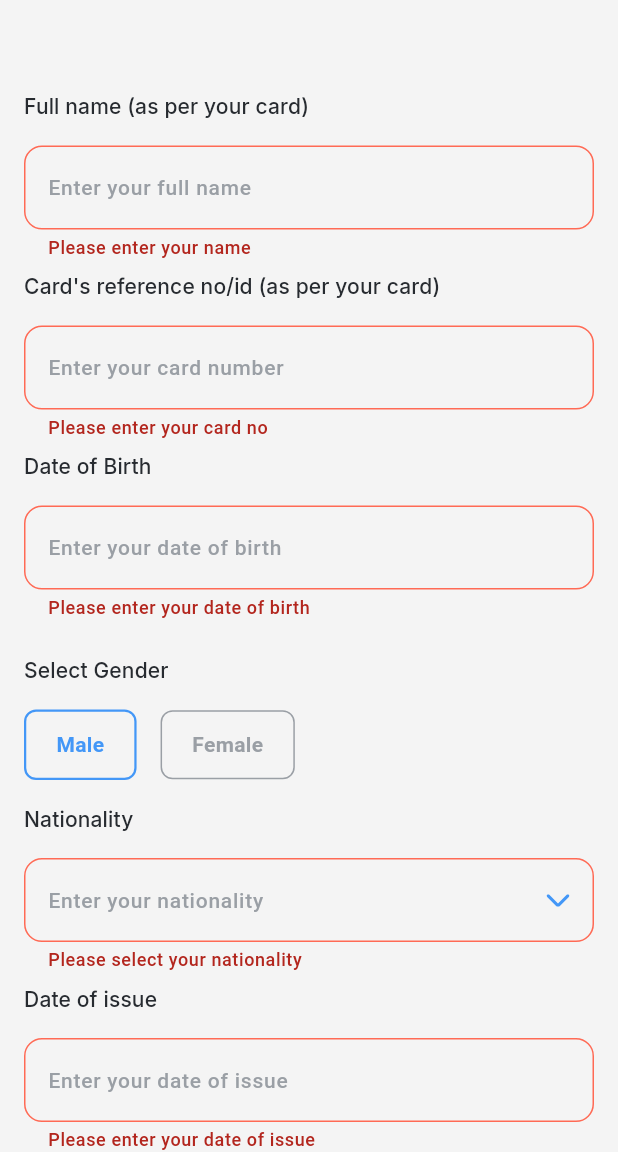
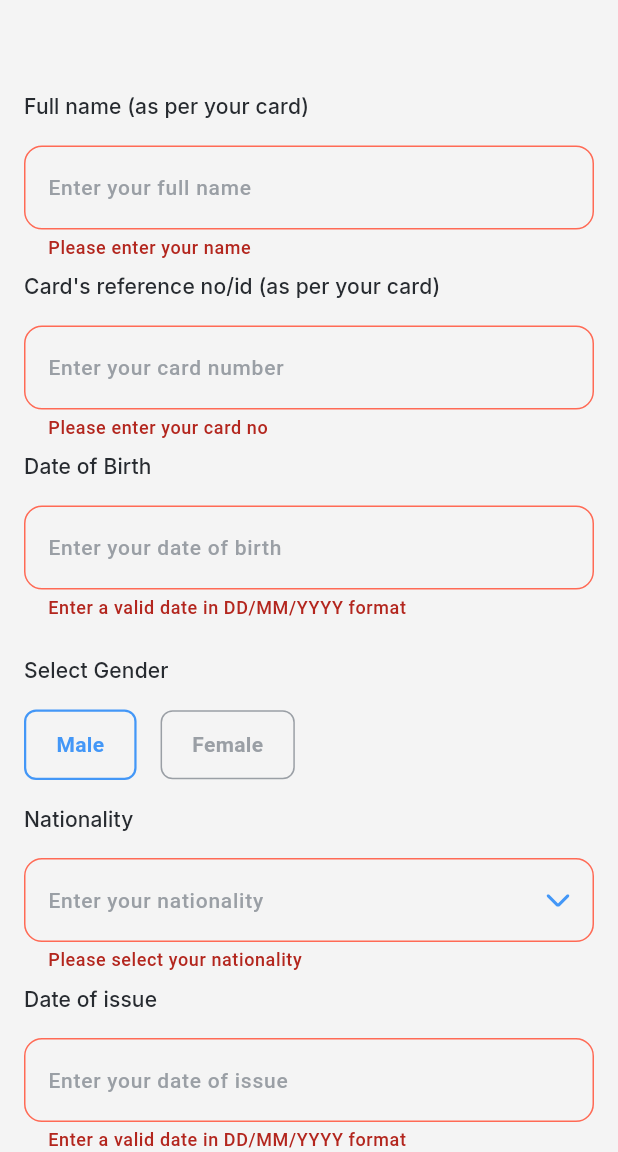
Before and after one commit to ChinGyi2019/RefugeeCareApp, a Flutter app: the SaveCardScreen screen opened by its route, scrolled down 59 dp, after a tap on "Next", on a phone screen of 412 x 824 dp, the part 84-1236 px from its top. Run offline on Flutter 3.47's test engine with Material 3 defaults, Android fonts, the phone set to English and light mode, and no system bars; our stand-ins replace equatable, flutter_otp_text_field, flutter_riverpod, flutter_svg, freezed_annotation, geolocator and 7 more; accounts and stored records are empty; generated files the repository leaves out were written again; network calls fail; Roboto replaces fonts that are missing (GoogleFonts).

Commit message:
added: validation and form validator

```diff
--- a/lib/feature/cards/data/datasource/card_remote_datasource_impl.dart
+++ b/lib/feature/cards/data/datasource/card_remote_datasource_impl.dart
@@ -1,4 +1,3 @@
-import 'dart:convert';
 import 'dart:io';
 import 'package:refugee_care_mobile/data/services/network_services.dart';
 import 'package:refugee_care_mobile/data/uitls/either.dart';
--- a/lib/feature/cards/data/mapper/card_mapper.dart
+++ b/lib/feature/cards/data/mapper/card_mapper.dart
@@ -13,7 +13,8 @@ Community mapToCommunity(CommunityData? communityData) {
       description: communityData?.description ?? '',
       email: communityData?.email,
       phoneNumber: communityData?.phoneNumber,
-  );
+      description2: communityData?.description2,
+      description3: communityData?.description3);
 }
 
 CommunityCard mapToCommunityCard(CommunityCardData data) {
--- a/lib/feature/cards/presenter/save/provider/state/save_card_notifier.dart
+++ b/lib/feature/cards/presenter/save/provider/state/save_card_notifier.dart
@@ -6,7 +6,7 @@ import 'package:refugee_care_mobile/feature/cards/presenter/save/provider/state/
 class SaveCardNotifier with ChangeNotifier {
   CardRepository repository;
   SaveCardNotifier({required this.repository});
-  var _state = SaveCardScreenState();
+  final _state = SaveCardScreenState();
   SaveCardScreenState get state => _state;
   Future<void> init() async {
     // updateCommunity(Community.dummyCommunities.first);
--- a/lib/feature/cards/presenter/save/save_card_screen.dart
+++ b/lib/feature/cards/presenter/save/save_card_screen.dart
@@ -1,4 +1,5 @@
 import 'package:flutter/material.dart';
+import 'package:flutter/services.dart';
 import 'package:go_router/go_router.dart';
 import 'package:hooks_riverpod/hooks_riverpod.dart';
 import 'package:image_picker/image_picker.dart';
@@ -6,6 +7,8 @@ import 'package:refugee_care_mobile/feature/cards/presenter/save/country_bottoms
 import 'package:refugee_care_mobile/feature/cards/presenter/save/provider/save_card_provider.dart';
 import 'package:refugee_care_mobile/shared/constants/ghaps.dart';
 import 'package:refugee_care_mobile/shared/extensions/color_extensions.dart';
+import 'package:refugee_care_mobile/shared/extensions/date_input_formatter.dart';
+import 'package:refugee_care_mobile/shared/extensions/date_validator.dart';
 import 'package:refugee_care_mobile/shared/widgets/Refugee_text_dropdown_field.dart';
 import 'package:refugee_care_mobile/shared/widgets/refugee_form_feild.dart';
 import 'package:refugee_care_mobile/shared/widgets/refugee_outline_button.dart';
@@ -177,15 +180,15 @@ class SaveCardStep1Screen extends ConsumerWidget {
                           hintText: 'Enter your date of birth'),
                       value: provider.state.card.dateOfBirth,
                       validator: (value) {
-                        if (value == null || value.isEmpty) {
-                          return 'Please enter your date of birth';
-                        }
-                        // if (!RegExp(r'^[^@]+@[^@]+\.[^@]+')
-                        //     .hasMatch(value)) {
-                        //   return 'Please enter a valid email';
-                        // }
-                        return null;
+                        return validateDate(value ?? '');
                       },
+                      keyboardType: TextInputType.number,
+                      inputFormatters: [
+                        FilteringTextInputFormatter.digitsOnly,
+                        LengthLimitingTextInputFormatter(
+                            10), // Limit length to 10 (MM/DD/YYYY)
+                        DateInputFormatter(),
+                      ],
                       onChanged: (value) {
                         provider.updateDob(value);
                       },
@@ -272,15 +275,19 @@ class SaveCardStep1Screen extends ConsumerWidget {
                       decoration: const InputDecoration(
                           hintText: 'Enter your date of issue'),
                       validator: (value) {
-                        if (value == null || value.isEmpty) {
-                          return 'Please enter your date of issue';
-                        }
+                        return validateDate(value ?? '');
                         // if (!RegExp(r'^[^@]+@[^@]+\.[^@]+')
                         //     .hasMatch(value)) {
                         //   return 'Please enter a valid email';
                         // }
-                        return null;
                       },
+                      keyboardType: TextInputType.number,
+                      inputFormatters: [
+                        FilteringTextInputFormatter.digitsOnly,
+                        LengthLimitingTextInputFormatter(
+                            10), // Limit length to 10 (MM/DD/YYYY)
+                        DateInputFormatter(),
+                      ],
                       onChanged: (value) {
                         provider.updateDateOfIssue(value);
                       },
@@ -297,12 +304,7 @@ class SaveCardStep1Screen extends ConsumerWidget {
                           onPressed: provider.state.enabledNextButton
                               ? () {
                                   provider.save();
-                                  if (provider.validateSetp1()) {
-                                    ScaffoldMessenger.of(context).showSnackBar(
-                                      const SnackBar(
-                                          content: Text('Form is valid!')),
-                                    );
-                                  }
+                                  if (provider.validateSetp1()) {}
                                 }
                               : null,
                           child: const Text('Next'),
--- a/lib/feature/home/home_screen.dart
+++ b/lib/feature/home/home_screen.dart
@@ -3,9 +3,6 @@ import 'package:go_router/go_router.dart';
 import 'package:refugee_care_mobile/feature/advertisement/advertisement_item.dart';
 import 'package:refugee_care_mobile/feature/advertisement/advertisement_list_content.dart';
 import 'package:refugee_care_mobile/feature/advertisement/detail/advertisement_detail_screen.dart';
-import 'package:refugee_care_mobile/feature/cards/presenter/details/card_details_screen.dart';
-import 'package:refugee_care_mobile/feature/cards/presenter/list/card_list.dart';
-import 'package:refugee_care_mobile/feature/cards/presenter/widgets/community_card.dart';
 import 'package:refugee_care_mobile/feature/notification/notification_item.dart';
 import 'package:refugee_care_mobile/feature/notification/notification_list_content.dart';
 import 'package:refugee_care_mobile/feature/notification/notification_screen.dart';
--- a/lib/feature/notification/notification_list_content.dart
+++ b/lib/feature/notification/notification_list_content.dart
@@ -1,6 +1,5 @@
 import 'package:flutter/material.dart';
 import 'package:refugee_care_mobile/domain/model/notification/refugee_notification.dart';
-import 'package:refugee_care_mobile/feature/cards/presenter/list/card_list.dart';
 import 'package:refugee_care_mobile/feature/notification/notification_item.dart';
 
 List<RefugeeNotification> getDummyRefugeeNotifications() {
--- a/lib/feature/splash/provider/state/splash_screen_notifier.dart
+++ b/lib/feature/splash/provider/state/splash_screen_notifier.dart
@@ -8,7 +8,7 @@ import 'package:refugee_care_mobile/feature/splash/provider/state/splash_scrren_
 class SplashScreenNotifier extends StateNotifier<SplashScreenState> {
   final AuthenticationRepository authRepository;
   SplashScreenNotifier({required this.authRepository})
-      : super(SplashScreenState());
+      : super(const SplashScreenState());
 
   void initAuthState() async {
     state = state.copyWith(authState: const AuthState.loading());
--- a/lib/feature/start/start_screen.dart
+++ b/lib/feature/start/start_screen.dart
@@ -1,10 +1,8 @@
 import 'package:flutter/material.dart';
-import 'package:flutter/services.dart';
 import 'package:go_router/go_router.dart';
 import 'package:hooks_riverpod/hooks_riverpod.dart';
 import 'package:refugee_care_mobile/feature/auth/presenter/login/login_screen.dart';
 import 'package:refugee_care_mobile/feature/auth/presenter/register/register_screen.dart';
-import 'package:refugee_care_mobile/feature/splash/provider/splah_screen_provider.dart';
 import 'package:refugee_care_mobile/shared/constants/ghaps.dart';
 import 'package:refugee_care_mobile/theme/app_color.dart';
 
--- a/lib/main.dart
+++ b/lib/main.dart
@@ -1,13 +1,8 @@
 import 'package:flutter/material.dart';
 import 'package:flutter/services.dart';
-import 'package:flutter_dotenv/flutter_dotenv.dart';
 import 'package:flutter_localizations/flutter_localizations.dart';
 import 'package:hooks_riverpod/hooks_riverpod.dart';
-import 'package:provider/provider.dart';
 import 'package:refugee_care_mobile/di/locator.dart';
-import 'package:refugee_care_mobile/feature/emergency/domain/repository/contact_repository.dart';
-import 'package:refugee_care_mobile/feature/auth/presenter/login/login_provider.dart';
-import 'package:refugee_care_mobile/feature/cards/presenter/save/provider/save_card_provider.dart';
 import 'package:refugee_care_mobile/l10n/app_localizations.dart';
 import 'package:refugee_care_mobile/shared/navigation/routers.dart';
 import 'package:refugee_care_mobile/theme/app_color.dart';
--- /dev/null
+++ b/lib/shared/extensions/date_validator.dart
@@ -0,0 +1,41 @@
+String? validateDate(String value) {
+  // Check if the input has the correct length for a date MM/DD/YYYY
+  if (value.isEmpty || value.length != 10) {
+    return 'Enter a valid date in DD/MM/YYYY format';
+  }
+
+  // Split the date into components
+  List<String> dateParts = value.split('/');
+  if (dateParts.length != 3) {
+    return 'Invalid date format';
+  }
+
+  // Parse the components into integers
+  int month = int.tryParse(dateParts[1]) ?? -1;
+  int day = int.tryParse(dateParts[0]) ?? -1;
+  int year = int.tryParse(dateParts[2]) ?? -1;
+
+  // Validate month
+  if (month < 1 || month > 12) {
+    return 'Enter a valid month (01-12)';
+  }
+
+  // Validate day based on month (basic validation, not leap year aware)
+  if (day < 1 || day > 31) {
+    return 'Enter a valid day (01-31)';
+  }
+
+  if (month == 2 && day > 29) {
+    return 'February only has 28 or 29 days';
+  }
+  if ([4, 6, 9, 11].contains(month) && day > 30) {
+    return 'This month has only 30 days';
+  }
+
+  // Validate year (simple check for reasonable years)
+  if (year < 1900 || year > DateTime.now().year) {
+    return 'Enter a valid year';
+  }
+
+  return null; // Valid input
+}
--- a/lib/shared/widgets/refugee_form_feild.dart
+++ b/lib/shared/widgets/refugee_form_feild.dart
@@ -1,8 +1,9 @@
 import 'package:flutter/material.dart';
+import 'package:flutter/services.dart';
 import 'package:refugee_care_mobile/shared/constants/ghaps.dart';
 
 class RefugeeFormFeild extends StatelessWidget {
-  const RefugeeFormFeild(
+  RefugeeFormFeild(
       {super.key,
       required this.title,
       this.value = '',
@@ -12,6 +13,7 @@ class RefugeeFormFeild extends StatelessWidget {
       this.keyboardType,
       this.validator,
       this.onSaved,
+      this.inputFormatters,
       this.obscureText = false,
       this.enabled = true});
   final String error;
@@ -23,6 +25,7 @@ class RefugeeFormFeild extends StatelessWidget {
   final InputDecoration? decoration;
   final ValueChanged<String>? onChanged;
   final ValueChanged<String?>? onSaved;
+  List<TextInputFormatter>? inputFormatters;
   final FormFieldValidator<String>? validator;
   @override
   Widget build(BuildContext context) {
@@ -40,6 +43,7 @@ class RefugeeFormFeild extends StatelessWidget {
           initialValue: value,
           enabled: enabled,
           validator: validator,
+          inputFormatters: inputFormatters,
           keyboardType: keyboardType,
           decoration: decoration,
           onChanged: onChanged,
--- a/lib/shared/widgets/refugee_loading.dart
+++ b/lib/shared/widgets/refugee_loading.dart
@@ -1,5 +1,4 @@
 import 'package:flutter/material.dart';
-import 'package:flutter/widgets.dart';
 import 'package:refugee_care_mobile/theme/app_color.dart';
 
 class RefugeeLoading extends StatelessWidget {
```
Also changed, not shown: lib/domain/model/community/community.dart (+6 -1 lines), lib/feature/auth/presenter/register/register_screen.dart (+20 -10 lines), lib/feature/cards/presenter/details/card_details_screen.dart (+6 -8 lines), lib/shared/extensions/date_input_formatter.dart (added, +25 -0 lines), lib/shared/extensions/phone_number_validator.dart (added, +33 -0 lines), lib/domain/model/community/community.g.dart. Lines whose indentation alone changed are shown as unchanged.
